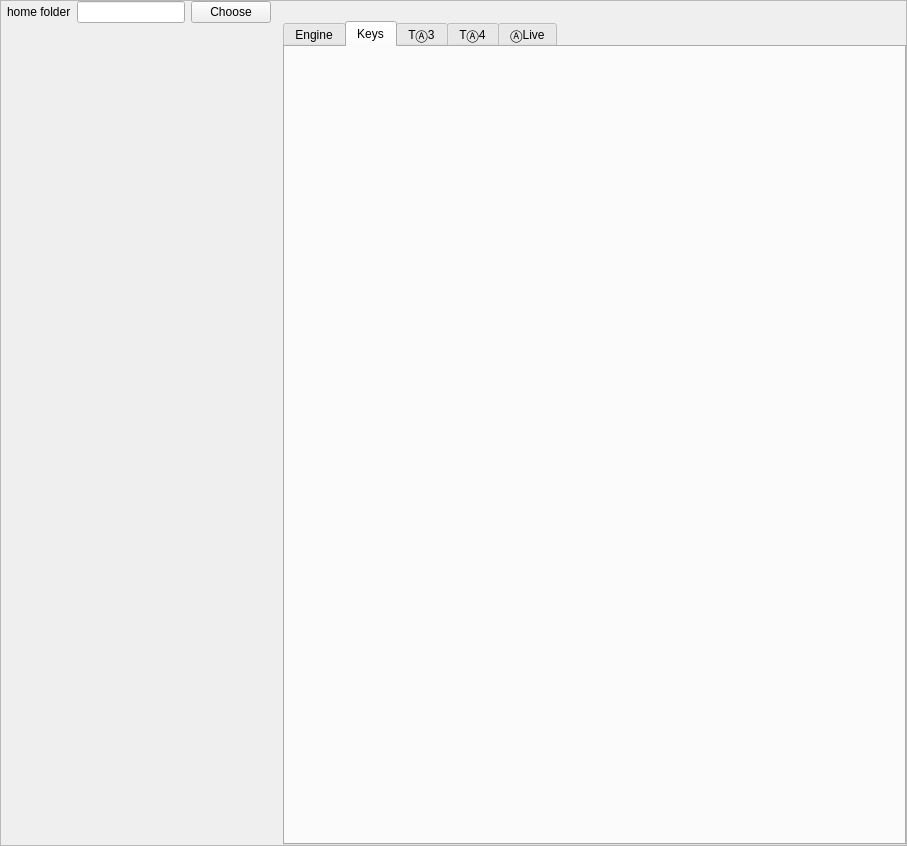
assignonward/aosuite, file apps/CryptoForm/cryptoForm.ui: the form before one commit.
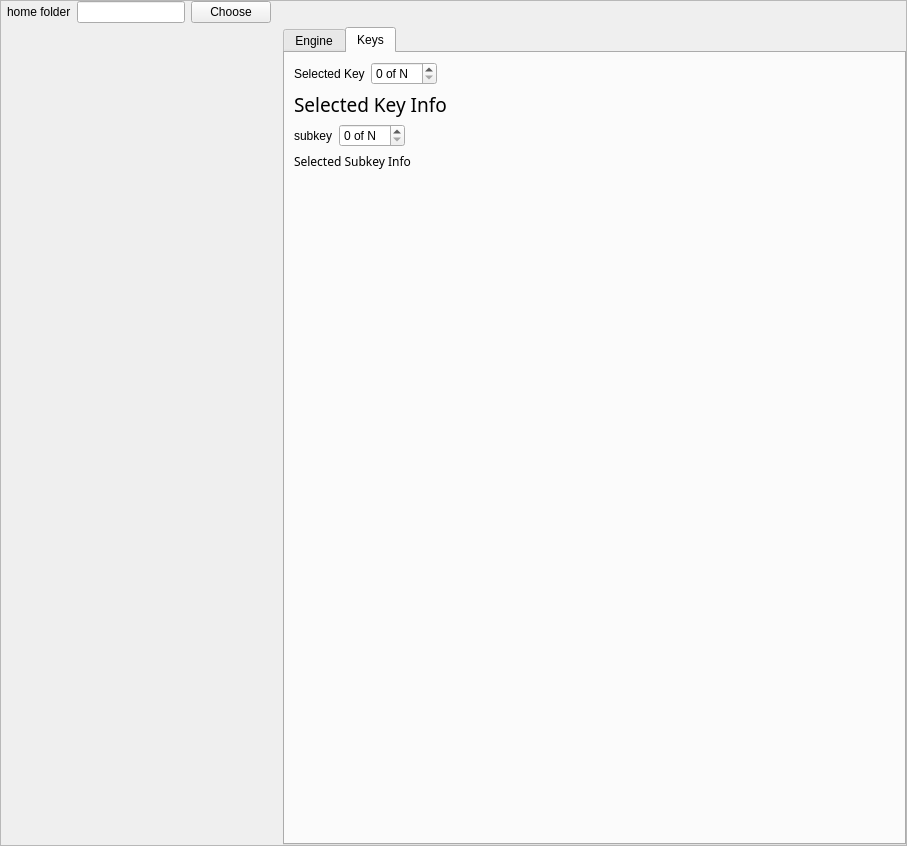
The form after the commit. The open tabs and pages were chosen to show the change. Icons and pictures are not drawn.

Commit message: prettier printing of gpgme key info

```diff
--- a/apps/CryptoForm/cryptoForm.ui
+++ b/apps/CryptoForm/cryptoForm.ui
@@ -97,6 +97,19 @@
         <property name="topMargin">
          <number>0</number>
         </property>
+        <item>
+         <spacer name="horizontalSpacer_3">
+          <property name="orientation">
+           <enum>Qt::Horizontal</enum>
+          </property>
+          <property name="sizeHint" stdset="0">
+           <size>
+            <width>40</width>
+            <height>20</height>
+           </size>
+          </property>
+         </spacer>
+        </item>
         <item>
          <widget class="QLabel" name="label_7">
           <property name="sizePolicy">
@@ -107,8 +120,8 @@
           </property>
           <property name="maximumSize">
            <size>
-            <width>256</width>
-            <height>256</height>
+            <width>64</width>
+            <height>64</height>
            </size>
           </property>
           <property name="text">
@@ -323,7 +336,7 @@
           <string>Keys</string>
          </attribute>
          <layout class="QGridLayout" name="gridLayout_3">
-          <item row="0" column="1">
+          <item row="4" column="1">
            <spacer name="verticalSpacer_3">
             <property name="orientation">
              <enum>Qt::Vertical</enum>
@@ -336,23 +349,104 @@
             </property>
            </spacer>
           </item>
+          <item row="0" column="1">
+           <layout class="QHBoxLayout" name="horizontalLayout_3">
+            <property name="topMargin">
+             <number>0</number>
+            </property>
+            <item>
+             <widget class="QLabel" name="label_2">
+              <property name="text">
+               <string>Selected Key</string>
+              </property>
+             </widget>
+            </item>
+            <item>
+             <widget class="QSpinBox" name="selectedKeyNumber">
+              <property name="suffix">
+               <string> of N</string>
+              </property>
+             </widget>
+            </item>
+            <item>
+             <spacer name="horizontalSpacer_2">
+              <property name="orientation">
+               <enum>Qt::Horizontal</enum>
+              </property>
+              <property name="sizeHint" stdset="0">
+               <size>
+                <width>40</width>
+                <height>20</height>
+               </size>
+              </property>
+             </spacer>
+            </item>
+           </layout>
+          </item>
+          <item row="1" column="1">
+           <widget class="QLabel" name="selectedKeyInfo">
+            <property name="font">
+             <font>
+              <family>Ubuntu Mono</family>
+              <pointsize>14</pointsize>
+             </font>
+            </property>
+            <property name="text">
+             <string>Selected Key Info</string>
+            </property>
+            <property name="wordWrap">
+             <bool>true</bool>
+            </property>
+           </widget>
+          </item>
+          <item row="3" column="1">
+           <widget class="QLabel" name="selectedSubkeyInfo">
+            <property name="font">
+             <font>
+              <family>Ubuntu Mono</family>
+             </font>
+            </property>
+            <property name="text">
+             <string>Selected Subkey Info</string>
+            </property>
+           </widget>
+          </item>
+          <item row="2" column="1">
+           <layout class="QHBoxLayout" name="horizontalLayout_4">
+            <property name="topMargin">
+             <number>0</number>
+            </property>
+            <item>
+             <widget class="QLabel" name="label_13">
+              <property name="text">
+               <string>subkey</string>
+              </property>
+             </widget>
+            </item>
+            <item>
+             <widget class="QSpinBox" name="selectedSubkeyNumber">
+              <property name="suffix">
+               <string> of N</string>
+              </property>
+             </widget>
+            </item>
+            <item>
+             <spacer name="horizontalSpacer_4">
+              <property name="orientation">
+               <enum>Qt::Horizontal</enum>
+              </property>
+              <property name="sizeHint" stdset="0">
+               <size>
+                <width>40</width>
+                <height>20</height>
+               </size>
+              </property>
+             </spacer>
+            </item>
+           </layout>
+          </item>
          </layout>
         </widget>
-        <widget class="QWidget" name="tao3Tab">
-         <attribute name="title">
-          <string>TⒶ3</string>
-         </attribute>
-        </widget>
-        <widget class="QWidget" name="tao4Tab">
-         <attribute name="title">
-          <string>TⒶ4</string>
-         </attribute>
-        </widget>
-        <widget class="QWidget" name="aoLiveTab">
-         <attribute name="title">
-          <string>ⒶLive</string>
-         </attribute>
-        </widget>
        </widget>
       </item>
      </layout>
```
The commit also changes 2 other files.
